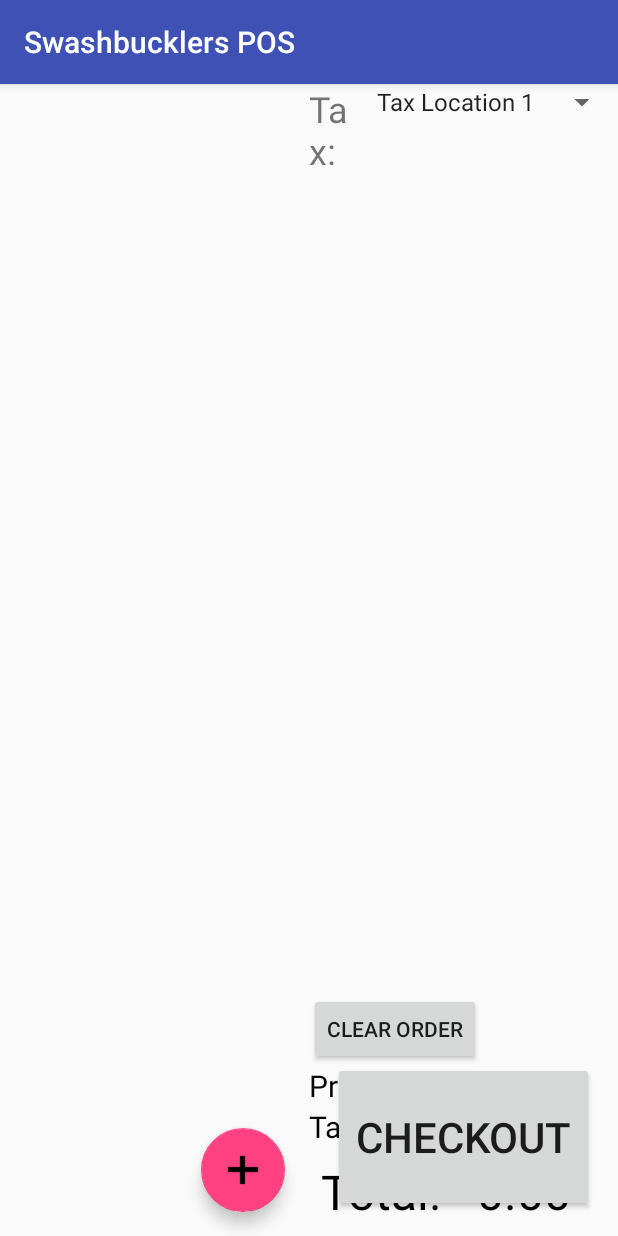
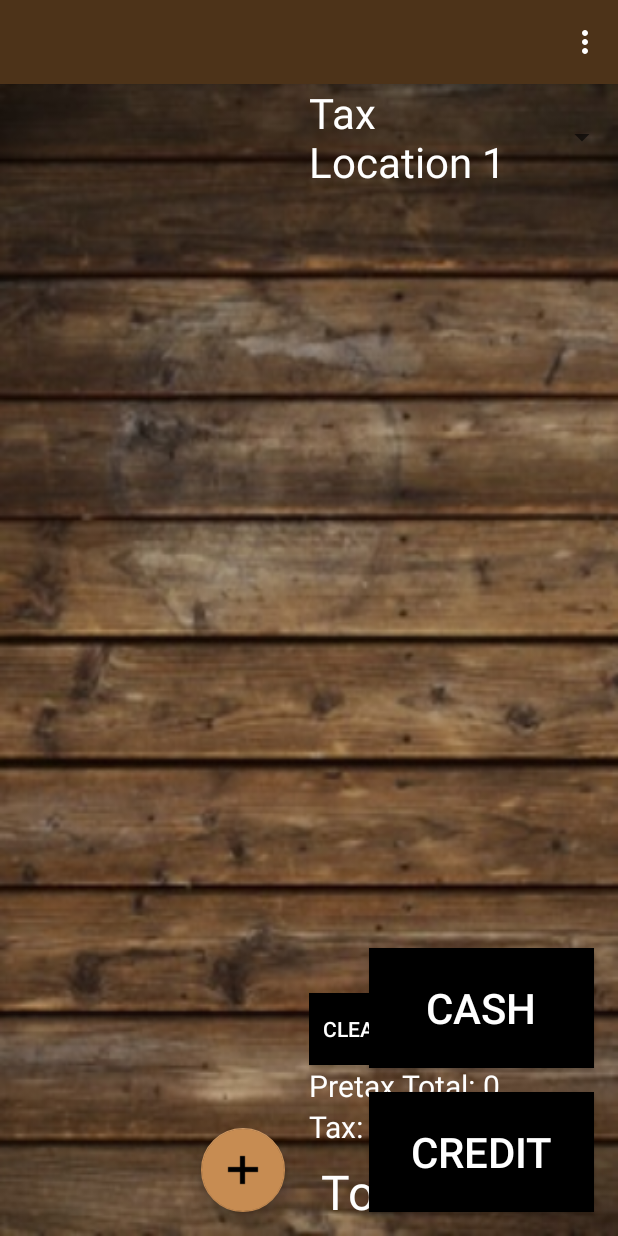
Before and after one commit to MichaelHighsmith/SwashbucklersPOS, an Android app: the screen it shows after launch (MainActivity), on a phone screen of 412 x 824 dp. Run offline under Robolectric (Android 15) with nearby library versions, the phone set to English and light mode, and no system bars; 1 statement that could not run was skipped.

Commit message:
Cash drawer and looks

```diff
--- a/app/src/main/AndroidManifest.xml
+++ b/app/src/main/AndroidManifest.xml
@@ -25,6 +25,7 @@
             android:authorities="com.satyrlabs.swashbucklerspos"
             android:name=".MenuProvider"
             android:exported="true"/>
+        <activity android:name=".CashCheckoutActivity"/>
     </application>
 
 </manifest>
--- a/app/src/main/java/com/satyrlabs/swashbucklerspos/MainActivity.java
+++ b/app/src/main/java/com/satyrlabs/swashbucklerspos/MainActivity.java
@@ -13,6 +13,7 @@ import android.support.v7.widget.GridLayoutManager;
 import android.support.v7.widget.LinearLayoutManager;
 import android.support.v7.widget.RecyclerView;
 import android.util.Log;
+import android.view.Menu;
 import android.view.View;
 import android.widget.AdapterView;
 import android.widget.ArrayAdapter;
@@ -61,10 +62,7 @@ public class MainActivity extends AppCompatActivity implements MenuItemAdapter.A
     ProgressBar progress;
     Spinner taxSpinner;
 
-
-
     LoaderManager.LoaderCallbacks<Cursor> cursorLoader;
-
 
     @Override
     protected void onCreate(Bundle savedInstanceState) {
@@ -93,7 +91,6 @@ public class MainActivity extends AppCompatActivity implements MenuItemAdapter.A
         //attach adapter to tax spinner
         setUpTaxSpinner();
 
-
         FloatingActionButton newItem = findViewById(R.id.new_item);
         newItem.setOnClickListener(new View.OnClickListener() {
             @Override
@@ -110,7 +107,7 @@ public class MainActivity extends AppCompatActivity implements MenuItemAdapter.A
     }
 
     void setUpTaxSpinner(){
-        ArrayAdapter taxAdapter = ArrayAdapter.createFromResource(this, R.array.array_tax_locations, android.R.layout.simple_spinner_item);
+        ArrayAdapter taxAdapter = ArrayAdapter.createFromResource(this, R.array.array_tax_locations, R.layout.spinner_item);
         taxAdapter.setDropDownViewResource(android.R.layout.simple_dropdown_item_1line);
         taxSpinner.setAdapter(taxAdapter);
 
@@ -149,6 +146,12 @@ public class MainActivity extends AppCompatActivity implements MenuItemAdapter.A
     public void print(View view) {
         SubmitOrderTask task = new SubmitOrderTask();
         task.execute("whatever");
+    }
+
+    public void cashCheckout(View view){
+        Intent cashIntent = new Intent(MainActivity.this, CashCheckoutActivity.class);
+        cashIntent.putExtra("total", totalPrice);
+        startActivity(cashIntent);
     }
 
     //Async task for submitting the order to printer
@@ -302,4 +305,12 @@ public class MainActivity extends AppCompatActivity implements MenuItemAdapter.A
             }
         };
     }
+
+    @Override
+    public boolean onCreateOptionsMenu(Menu menu){
+        getSupportActionBar().setDisplayShowTitleEnabled(false);
+        getMenuInflater().inflate(R.menu.main_menu, menu);
+
+        return true;
+    }
 }
--- a/app/src/main/res/layout/activity_main.xml
+++ b/app/src/main/res/layout/activity_main.xml
@@ -4,7 +4,8 @@
     xmlns:tools="http://schemas.android.com/tools"
     android:layout_width="match_parent"
     android:layout_height="match_parent"
-    tools:context="com.satyrlabs.swashbucklerspos.MainActivity">
+    tools:context="com.satyrlabs.swashbucklerspos.MainActivity"
+    android:background="@drawable/wood_planks">
 
     <RelativeLayout
         android:layout_width="0dp"
@@ -26,7 +27,6 @@
             android:layout_alignParentBottom="true"
             android:layout_margin="16dp"/>
 
-
     </RelativeLayout>
 
     <RelativeLayout
@@ -40,7 +40,8 @@
             android:layout_width="wrap_content"
             android:layout_height="wrap_content"
             android:text="Tax: "
-            android:textSize="24sp"
+            android:textSize="28sp"
+            android:textColor="@android:color/white"
             android:layout_toLeftOf="@+id/tax_spinner"
             android:layout_toStartOf="@+id/tax_spinner"/>
 
@@ -49,34 +50,56 @@
             android:layout_width="wrap_content"
             android:layout_height="wrap_content"
             android:layout_alignParentEnd="true"
+            android:dropDownSelector="@android:color/white"
             android:layout_alignParentRight="true"/>
 
         <android.support.v7.widget.RecyclerView
             android:id="@+id/current_order_recycler_view"
             android:layout_width="match_parent"
             android:layout_height="wrap_content"
-            android:layout_below="@+id/tax_spinner"/>
+            android:layout_below="@+id/tax_spinner"
+            android:layout_above="@+id/cash_checkout"/>
 
         <Button
-            android:layout_width="wrap_content"
+            android:layout_width="110dp"
             android:layout_height="wrap_content"
             android:text="Clear Order"
             android:onClick="clearOrder"
-            android:layout_above="@+id/pretax_total_price_text" />
+            android:layout_above="@+id/pretax_total_price_text"
+            android:id="@+id/button2"
+            android:textColor="@android:color/white"
+            android:background="@android:color/black"/>
+
+        <Button
+            android:id="@+id/cash_checkout"
+            android:layout_width="150dp"
+            android:layout_height="80dp"
+            android:text="Cash"
+            android:textSize="28sp"
+            android:textColor="@android:color/white"
+            android:background="@android:color/black"
+            android:layout_above="@+id/launch_button"
+            android:layout_alignParentRight="true"
+            android:layout_alignParentEnd="true"
+            android:layout_marginRight="16dp"
+            android:layout_marginEnd="16dp"
+            android:onClick="cashCheckout"/>
 
         <Button
             android:id="@+id/launch_button"
-            android:layout_width="180dp"
-            android:layout_height="100dp"
+            android:layout_width="150dp"
+            android:layout_height="80dp"
+            android:layout_alignParentBottom="true"
+            android:layout_alignParentEnd="true"
+            android:layout_alignParentRight="true"
+            android:layout_margin="16dp"
             android:onClick="print"
-            android:text="Checkout"
+            android:text="Credit"
             android:textSize="28sp"
+            android:textColor="@android:color/white"
+            android:background="@android:color/black"
             tools:layout_editor_absoluteX="52dp"
-            tools:layout_editor_absoluteY="160dp"
-            android:layout_alignParentRight="true"
-            android:layout_alignParentEnd="true"
-            android:layout_alignParentBottom="true"
-            android:layout_margin="16dp"/>
+            tools:layout_editor_absoluteY="160dp" />
 
         <ProgressBar
             android:id="@+id/progressBar"
@@ -93,7 +116,7 @@
             android:layout_height="wrap_content"
             android:text="Pretax Total: "
             android:textSize="20sp"
-            android:textColor="@android:color/black"
+            android:textColor="@android:color/white"
             android:layout_above="@+id/tax_text"/>
 
         <TextView
@@ -102,7 +125,7 @@
             android:layout_height="wrap_content"
             android:text="0"
             android:textSize="20sp"
-            android:textColor="@android:color/black"
+            android:textColor="@android:color/white"
             android:layout_above="@+id/tax_text"
             android:layout_toRightOf="@+id/pretax_total_price_text"
             android:layout_toEndOf="@+id/pretax_total_price_text"/>
@@ -113,7 +136,7 @@
             android:layout_height="wrap_content"
             android:text="Tax: "
             android:textSize="20sp"
-            android:textColor="@android:color/black"
+            android:textColor="@android:color/white"
             android:layout_above="@+id/total_price_text"/>
 
         <TextView
@@ -122,7 +145,7 @@
             android:layout_height="wrap_content"
             android:text="0"
             android:textSize="20sp"
-            android:textColor="@android:color/black"
+            android:textColor="@android:color/white"
             android:layout_above="@+id/total_price_text"
             android:layout_toRightOf="@+id/tax_text"
             android:layout_toEndOf="@+id/tax_text"/>
@@ -133,7 +156,7 @@
             android:layout_height="wrap_content"
             android:text="Total: "
             android:textSize="32sp"
-            android:textColor="@android:color/black"
+            android:textColor="@android:color/white"
             android:layout_alignParentBottom="true"
             android:layout_margin="8dp"/>
 
@@ -143,7 +166,7 @@
             android:layout_height="wrap_content"
             android:text="0"
             android:textSize="32sp"
-            android:textColor="@android:color/black"
+            android:textColor="@android:color/white"
             android:layout_toRightOf="@+id/total_price_text"
             android:layout_toEndOf="@+id/total_price_text"
             android:layout_alignParentBottom="true"
--- a/app/src/main/res/layout/order_item.xml
+++ b/app/src/main/res/layout/order_item.xml
@@ -10,7 +10,8 @@
         android:layout_width="wrap_content"
         android:layout_height="wrap_content"
         tools:hint="Item Name"
-        android:textSize="20sp"/>
+        android:textSize="20sp"
+        android:textColor="@android:color/white"/>
 
     <TextView
         android:id="@+id/current_order_item_price"
@@ -19,6 +20,7 @@
         android:layout_alignParentEnd="true"
         android:layout_alignParentRight="true"
         tools:hint="$5.00"
-        android:textSize="20sp" />
+        android:textSize="20sp"
+        android:textColor="@android:color/white"/>
 
 </RelativeLayout>
--- /dev/null
+++ b/app/src/main/res/layout/spinner_item.xml
@@ -0,0 +1,7 @@
+<?xml version="1.0" encoding="utf-8"?>
+    <TextView
+        xmlns:android="http://schemas.android.com/apk/res/android"
+        android:layout_width="match_parent"
+        android:layout_height="wrap_content"
+        android:textSize="28sp"
+        android:textColor="@android:color/white"/>
--- /dev/null
+++ b/app/src/main/res/menu/main_menu.xml
@@ -0,0 +1,11 @@
+<?xml version="1.0" encoding="utf-8"?>
+<menu
+    xmlns:android="http://schemas.android.com/apk/res/android"
+    xmlns:app="http://schemas.android.com/apk/res-auto">
+
+    <item
+        android:id="@+id/see_totals"
+        android:title="Total Income"
+        app:showAsAction="never" />
+
+</menu>
--- a/app/src/main/res/values/colors.xml
+++ b/app/src/main/res/values/colors.xml
@@ -1,6 +1,7 @@
 <?xml version="1.0" encoding="utf-8"?>
 <resources>
-    <color name="colorPrimary">#3F51B5</color>
-    <color name="colorPrimaryDark">#303F9F</color>
-    <color name="colorAccent">#FF4081</color>
+    <color name="colorPrimary">#4d3319</color>
+    <color name="colorPrimaryDark">#392613</color>
+    <color name="colorAccent">#c78c52</color>
+    <color name="my_spinner_text_color">#FFFFFF</color>
 </resources>
--- a/app/src/main/res/values/styles.xml
+++ b/app/src/main/res/values/styles.xml
@@ -8,4 +8,8 @@
         <item name="colorAccent">@color/colorAccent</item>
     </style>
 
+    <style name="mySpinnerItemStyle" parent="Base.Widget.AppCompat.Spinner">
+        <item name="android:textColor">@color/my_spinner_text_color</item>
+    </style>
+
 </resources>
```
Also changed, not shown: app/src/main/java/com/satyrlabs/swashbucklerspos/CashCheckoutActivity.java (added, +134 -0 lines), app/src/main/java/com/satyrlabs/swashbucklerspos/Communication.java (added, +143 -0 lines), app/src/main/res/layout/cash_layout.xml (added, +128 -0 lines), app/src/main/res/layout/menu_item.xml (+5 -3 lines), app/src/main/res/layout/new_menu_item_layout.xml (+11 -2 lines), app/src/main/res/drawable/ocean_background.jpg (added), app/src/main/res/drawable/wood_planks.jpg (added).
